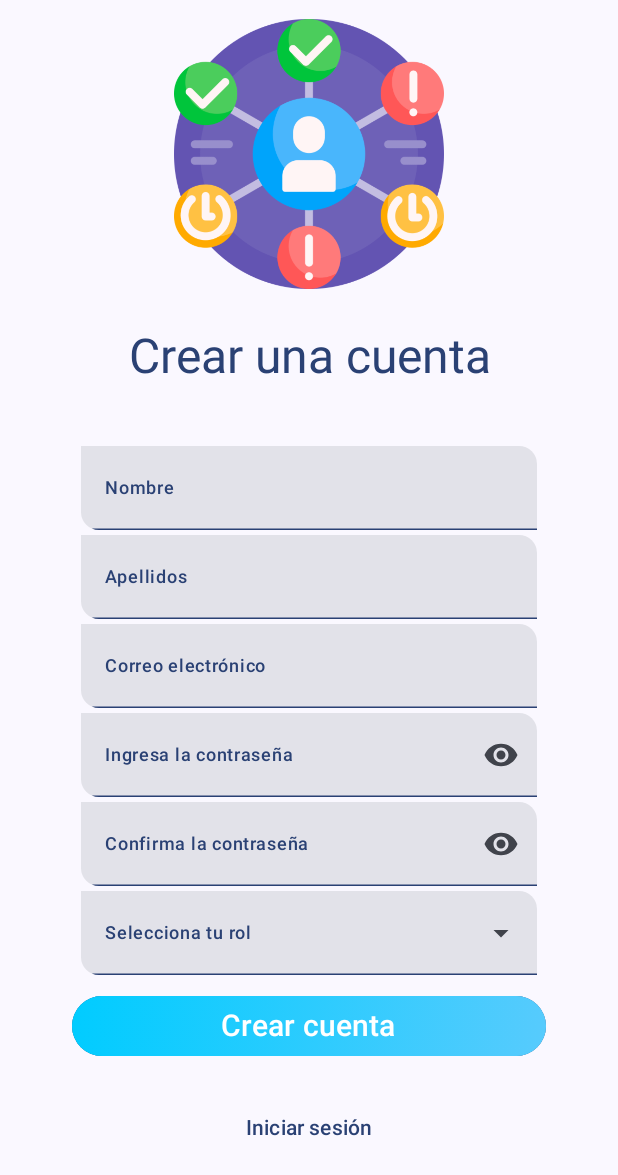
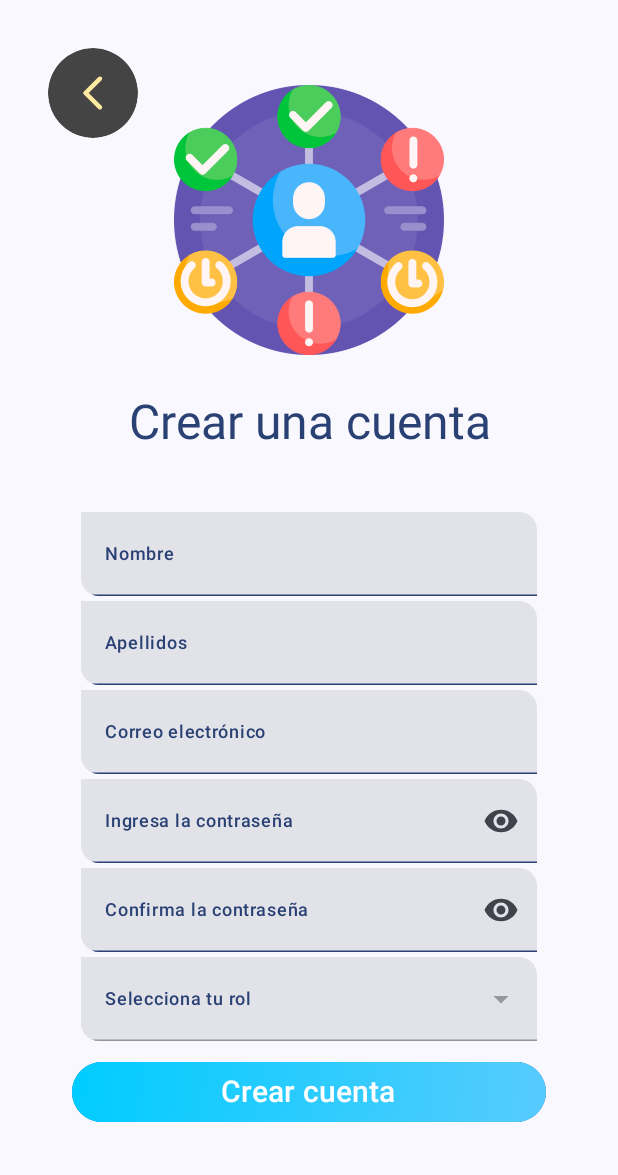
Before and after one commit to AlancitoPaladin/EduTec, an Android app built with Jetpack Compose: the register_user screen opened through its navigation route, on a phone screen of 412 x 824 dp. Shown: the top 1175 px of the screen. Run offline under Robolectric (Android 15) with nearby library versions, the phone set to English and light mode, and no system bars.

Commit message:
New changes of today

```diff
--- a/app/src/main/java/com/itsm/edutec/ui/theme/navigation/NavigateToLogin.kt
+++ b/app/src/main/java/com/itsm/edutec/ui/theme/navigation/NavigateToLogin.kt
@@ -1,20 +1,42 @@
 package com.itsm.edutec.ui.theme.navigation
 
-import androidx.compose.material3.Text
-import androidx.compose.material3.TextButton
+import androidx.compose.foundation.isSystemInDarkTheme
+import androidx.compose.foundation.layout.padding
+import androidx.compose.foundation.layout.size
+import androidx.compose.material.icons.Icons
+import androidx.compose.material.icons.rounded.ArrowBackIosNew
+import androidx.compose.material3.Icon
+import androidx.compose.material3.IconButton
+import androidx.compose.material3.IconButtonDefaults
 import androidx.compose.runtime.Composable
+import androidx.compose.ui.Modifier
+import androidx.compose.ui.graphics.Color
+import androidx.compose.ui.unit.dp
+import androidx.compose.ui.zIndex
 import androidx.navigation.NavController
 
+
 @Composable
-fun NavigateToLoginButton(navController: NavController) {
-    TextButton(
-        onClick = {
-            navController.navigate("login") {
-                popUpTo(navController.graph.startDestinationId)
-                launchSingleTop = true
-            }
-        }
+fun BackToLoginButton(navController: NavController) {
+    val isDarkTheme = isSystemInDarkTheme()
+
+    IconButton(
+        onClick = { navController.popBackStack() },
+        modifier = Modifier
+            .padding(16.dp)
+            .size(60.dp),
+        colors = IconButtonDefaults.iconButtonColors(
+            containerColor = if (!isDarkTheme) Color.DarkGray else Color.Transparent,
+            contentColor = if (isDarkTheme) Color.White else Color(0xFFFFEAA0)
+        )
     ) {
-        Text(text = "Iniciar sesión")
+        Icon(
+            imageVector = Icons.Rounded.ArrowBackIosNew,
+            contentDescription = "Volver",
+            modifier = Modifier
+                .padding(16.dp)
+                .zIndex(1f)
+                .size(48.dp)
+        )
     }
 }
--- a/app/src/main/java/com/itsm/edutec/ui/theme/screens/register/ForgotPassword.kt
+++ b/app/src/main/java/com/itsm/edutec/ui/theme/screens/register/ForgotPassword.kt
@@ -11,17 +11,11 @@ import androidx.compose.foundation.layout.fillMaxSize
 import androidx.compose.foundation.layout.fillMaxWidth
 import androidx.compose.foundation.layout.height
 import androidx.compose.foundation.layout.padding
-import androidx.compose.foundation.layout.size
 import androidx.compose.foundation.rememberScrollState
 import androidx.compose.foundation.shape.RoundedCornerShape
 import androidx.compose.foundation.text.KeyboardActions
 import androidx.compose.foundation.text.KeyboardOptions
 import androidx.compose.foundation.verticalScroll
-import androidx.compose.material.icons.Icons
-import androidx.compose.material.icons.rounded.ArrowBackIosNew
-import androidx.compose.material3.Icon
-import androidx.compose.material3.IconButton
-import androidx.compose.material3.IconButtonDefaults
 import androidx.compose.material3.MaterialTheme
 import androidx.compose.material3.Text
 import androidx.compose.material3.TextField
@@ -51,10 +45,11 @@ import androidx.compose.ui.text.input.KeyboardType
 import androidx.compose.ui.text.style.TextAlign
 import androidx.compose.ui.unit.dp
 import androidx.compose.ui.unit.sp
-import androidx.compose.ui.zIndex
 import androidx.navigation.NavController
 import com.itsm.edutec.R
 import com.itsm.edutec.ui.theme.components.GradientButton
+import com.itsm.edutec.ui.theme.navigation.BackToLoginButton
+
 
 @Composable
 fun ForgotPassword(navController: NavController) {
@@ -200,23 +195,6 @@ fun FadeImageFromCenterToBottom(navController: NavController) {
                     drawRect(brush = fadeBrush, blendMode = BlendMode.DstIn)
                 }
         )
-
-        IconButton(
-            onClick = { navController.popBackStack() },
-            modifier = Modifier
-                .size(100.dp),
-            colors = IconButtonDefaults.iconButtonColors(
-                contentColor = Color.White
-            )
-        ) {
-            Icon(
-                imageVector = Icons.Rounded.ArrowBackIosNew,
-                contentDescription = "Volver",
-                modifier = Modifier
-                    .padding(16.dp)
-                    .zIndex(1f)
-                    .size(48.dp)
-            )
-        }
+        BackToLoginButton(navController)
     }
 }
--- a/app/src/main/java/com/itsm/edutec/ui/theme/screens/register/RegisterUser.kt
+++ b/app/src/main/java/com/itsm/edutec/ui/theme/screens/register/RegisterUser.kt
@@ -36,7 +36,6 @@ import androidx.compose.runtime.saveable.rememberSaveable
 import androidx.compose.runtime.setValue
 import androidx.compose.ui.Alignment
 import androidx.compose.ui.Modifier
-import androidx.compose.ui.focus.onFocusChanged
 import androidx.compose.ui.graphics.Color
 import androidx.compose.ui.layout.ContentScale
 import androidx.compose.ui.res.painterResource
@@ -50,7 +49,8 @@ import androidx.compose.ui.unit.sp
 import androidx.navigation.NavController
 import com.itsm.edutec.R
 import com.itsm.edutec.ui.theme.components.GradientButton
-import com.itsm.edutec.ui.theme.navigation.NavigateToLoginButton
+import com.itsm.edutec.ui.theme.navigation.BackToLoginButton
+
 
 @Composable
 fun RegisterUser(navController: NavController) {
@@ -59,17 +59,24 @@ fun RegisterUser(navController: NavController) {
     Box(
         modifier = Modifier
             .fillMaxSize()
-            .background(Color.Transparent),
-        contentAlignment = Alignment.Center
+            .background(Color.Transparent)
     ) {
+        Box(
+            modifier = Modifier
+                .fillMaxWidth()
+                .padding(16.dp),
+            contentAlignment = Alignment.TopStart
+        ) {
+            BackToLoginButton(navController)
+        }
 
         Box(
             modifier = Modifier
+                .align(Alignment.Center)
                 .background(
                     color = Color.Transparent,
                     shape = RoundedCornerShape(25.dp, 5.dp, 25.dp, 5.dp)
                 )
-                .align(Alignment.Center)
         ) {
 
             Image(
@@ -108,10 +115,8 @@ fun RegisterUser(navController: NavController) {
                 }
 
                 RegisterPassword()
-
                 Spacer(modifier = Modifier.height(3.dp))
                 RegisterPasswordConfirm()
-
                 Spacer(modifier = Modifier.height(3.dp))
                 RoleMenu()
 
@@ -126,15 +131,11 @@ fun RegisterUser(navController: NavController) {
                     nameButton = "Crear cuenta",
                     roundedCornerShape = RoundedCornerShape(topStart = 10.dp, bottomEnd = 10.dp)
                 )
-
-                Spacer(modifier = Modifier.padding(10.dp))
-                NavigateToLoginButton(navController)
-
-                Spacer(modifier = Modifier.height(20.dp))
             }
         }
     }
 }
+
 
 @Composable
 fun Registers(name: String) {
@@ -244,10 +245,14 @@ fun RoleMenu() {
     var value by rememberSaveable { mutableStateOf("") }
     var expanded by remember { mutableStateOf(false) }
 
-    // TextField
+    Box(
+        modifier = Modifier
+            .fillMaxWidth(0.8f)
+            .clickable { expanded = true }
+    ) {
         TextField(
             value = value,
-        onValueChange = { value = it },
+            onValueChange = { },
             label = {
                 Text(
                     "Selecciona tu rol",
@@ -267,15 +272,10 @@ fun RoleMenu() {
                     modifier = Modifier.size(24.dp)
                 )
             },
-        modifier = Modifier
-            .fillMaxWidth(0.8f)
-            .clickable { expanded = true }
-            .onFocusChanged { focusState ->
-                if (!focusState.isFocused) {
-                    expanded = false
+            enabled = false,
+            modifier = Modifier.fillMaxWidth()
+        )
     }
-            }
-    )
 
     DropdownMenu(
         expanded = expanded,
```
Lines whose indentation alone changed are shown as unchanged.
